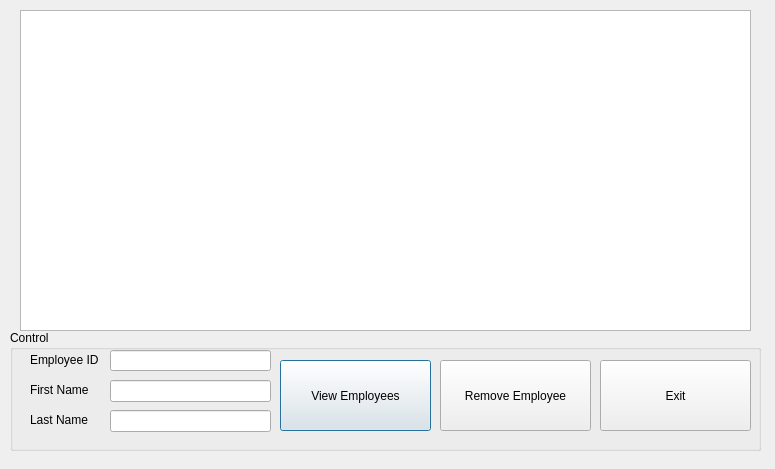
Above: remove_employee.ui from ButterSydUp/Blockbusted before the change. Below: the same form after it.
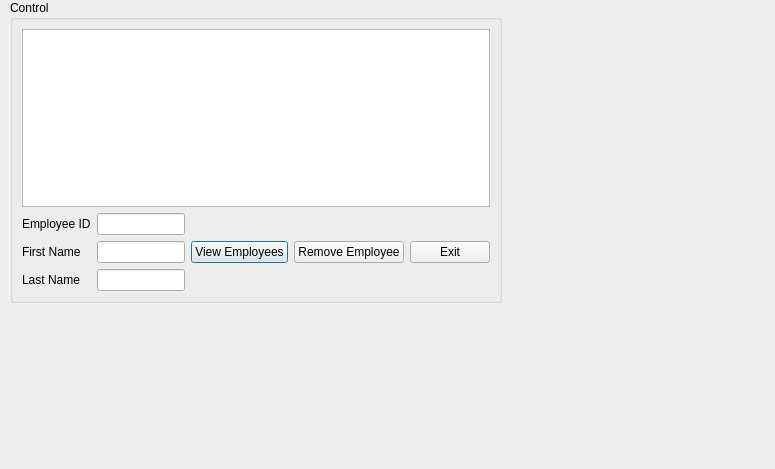
That is the form after the change.

Patch:
```diff
--- a/remove_employee.ui
+++ b/remove_employee.ui
@@ -13,136 +13,74 @@
   <property name="windowTitle">
    <string>Remove Employee</string>
   </property>
-  <widget class="QTableView" name="emp_view">
-   <property name="geometry">
-    <rect>
-     <x>20</x>
-     <y>10</y>
-     <width>731</width>
-     <height>321</height>
-    </rect>
-   </property>
-  </widget>
   <widget class="QGroupBox" name="groupBox">
    <property name="geometry">
     <rect>
      <x>10</x>
-     <y>330</y>
-     <width>751</width>
-     <height>121</height>
+     <y>0</y>
+     <width>492</width>
+     <height>303</height>
     </rect>
    </property>
    <property name="title">
     <string>Control</string>
    </property>
-   <widget class="QLineEdit" name="empId">
-    <property name="geometry">
-     <rect>
-      <x>100</x>
-      <y>20</y>
-      <width>161</width>
-      <height>21</height>
-     </rect>
-    </property>
-   </widget>
+   <layout class="QGridLayout" name="gridLayout">
+    <item row="0" column="0" colspan="5">
+     <widget class="QTableView" name="emp_view"/>
+    </item>
+    <item row="1" column="0">
+     <widget class="QLabel" name="label">
+      <property name="text">
+       <string>Employee ID</string>
+      </property>
+     </widget>
+    </item>
+    <item row="1" column="1">
+     <widget class="QLineEdit" name="empId"/>
+    </item>
+    <item row="1" column="2" rowspan="3">
    <widget class="QPushButton" name="view_emp">
-    <property name="geometry">
-     <rect>
-      <x>270</x>
-      <y>30</y>
-      <width>151</width>
-      <height>71</height>
-     </rect>
-    </property>
     <property name="text">
      <string>View Employees</string>
     </property>
    </widget>
+    </item>
+    <item row="1" column="3" rowspan="3">
    <widget class="QPushButton" name="rem_emp">
-    <property name="geometry">
-     <rect>
-      <x>430</x>
-      <y>30</y>
-      <width>151</width>
-      <height>71</height>
-     </rect>
-    </property>
     <property name="text">
      <string>Remove Employee</string>
     </property>
    </widget>
-   <widget class="QLabel" name="label">
-    <property name="geometry">
-     <rect>
-      <x>20</x>
-      <y>20</y>
-      <width>80</width>
-      <height>20</height>
-     </rect>
-    </property>
+    </item>
+    <item row="1" column="4" rowspan="3">
+     <widget class="QPushButton" name="Exit">
     <property name="text">
-     <string>Employee ID</string>
-    </property>
-   </widget>
-   <widget class="QLineEdit" name="emp_fn">
-    <property name="geometry">
-     <rect>
-      <x>100</x>
-      <y>50</y>
-      <width>161</width>
-      <height>22</height>
-     </rect>
-    </property>
-   </widget>
-   <widget class="QLineEdit" name="emp_ln">
-    <property name="geometry">
-     <rect>
-      <x>100</x>
-      <y>80</y>
-      <width>161</width>
-      <height>22</height>
-     </rect>
-    </property>
-   </widget>
+       <string>Exit</string>
+      </property>
+     </widget>
+    </item>
+    <item row="2" column="0">
    <widget class="QLabel" name="label_2">
-    <property name="geometry">
-     <rect>
-      <x>20</x>
-      <y>50</y>
-      <width>71</width>
-      <height>20</height>
-     </rect>
-    </property>
     <property name="text">
      <string>First Name</string>
     </property>
    </widget>
+    </item>
+    <item row="2" column="1">
+     <widget class="QLineEdit" name="emp_fn"/>
+    </item>
+    <item row="3" column="0">
    <widget class="QLabel" name="label_3">
-    <property name="geometry">
-     <rect>
-      <x>20</x>
-      <y>80</y>
-      <width>61</width>
-      <height>20</height>
-     </rect>
-    </property>
     <property name="text">
      <string>Last Name</string>
     </property>
    </widget>
-   <widget class="QPushButton" name="Exit">
-    <property name="geometry">
-     <rect>
-      <x>590</x>
-      <y>30</y>
-      <width>151</width>
-      <height>71</height>
-     </rect>
-    </property>
-    <property name="text">
-     <string>Exit</string>
-    </property>
-   </widget>
+    </item>
+    <item row="3" column="1">
+     <widget class="QLineEdit" name="emp_ln"/>
+    </item>
+   </layout>
   </widget>
  </widget>
  <resources/>
```
Lines whose indentation alone changed are shown as unchanged.
